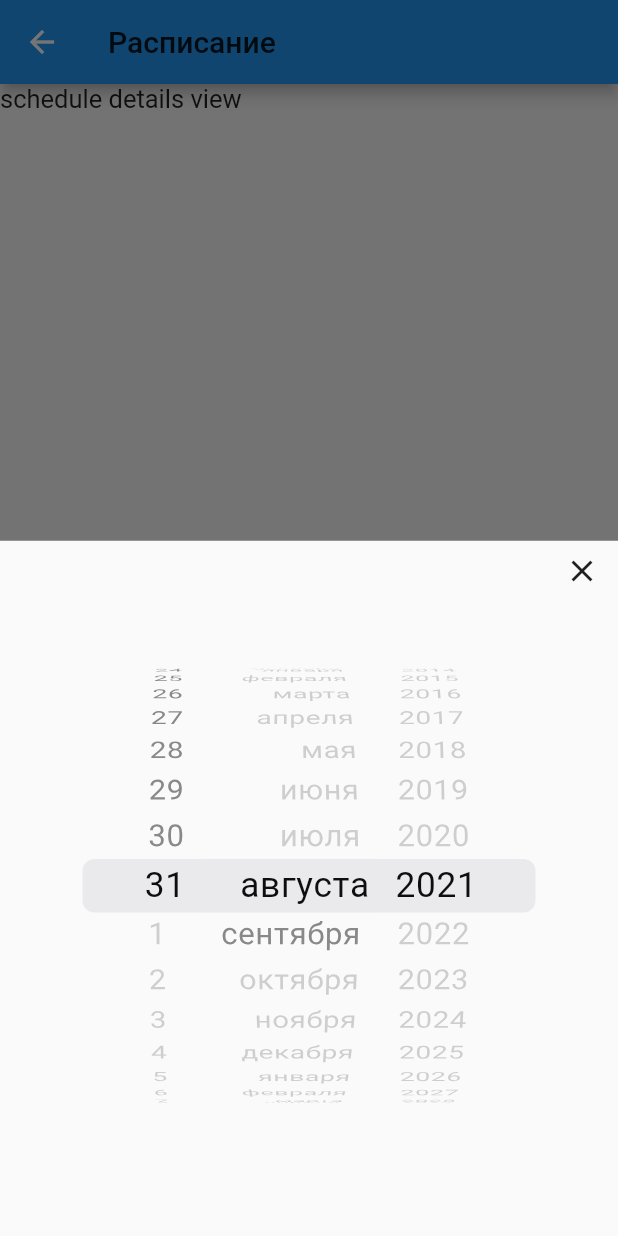
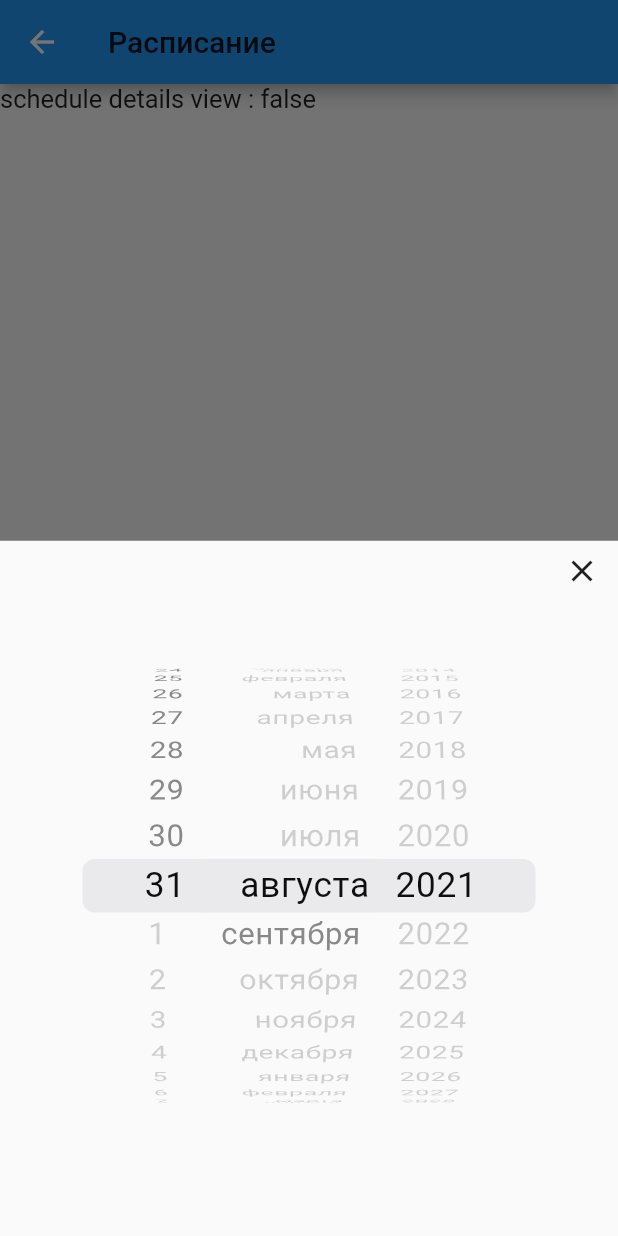
Before and after one commit to jWinterDay/all_school_info, a Flutter app: the ScheduleDetailsView screen opened by its route, after a tap on the "date range" icon, on a phone screen of 412 x 824 dp. Run offline on Flutter 3.47's test engine with Material 2 defaults, Android fonts, the phone set to English and light mode, and no system bars; our stand-ins replace auto_route, carousel_slider, firebase_core, firebase_remote_config, flutter_redux, freezed_annotation and 5 more; missing offline and left inert: computer; accounts and stored records are empty; statements that could not run were skipped.

Commit message:
schedule

```diff
--- a/lib/src/feature/schedule/details/schedule_details_bloc.dart
+++ b/lib/src/feature/schedule/details/schedule_details_bloc.dart
@@ -8,7 +8,7 @@ class ScheduleDetailsBloc {
   }
 
   void refresh() {
-    // getIt.get<AppDomain>().appStore.dispatch(fetchUserThunk);
+    getIt.get<AppDomain>().appStore.dispatch(fetchScheduleThunk);
   }
 
   void dispose() {}
--- a/lib/src/feature/schedule/details/schedule_details_view.dart
+++ b/lib/src/feature/schedule/details/schedule_details_view.dart
@@ -1,9 +1,12 @@
 import 'package:auto_route/auto_route.dart';
+import 'package:domain/domain.dart';
 import 'package:flutter/cupertino.dart';
 import 'package:flutter/material.dart';
 import 'package:all_school_info/src/generated/l10n.dart';
 import 'package:design/design.dart';
 import 'package:all_school_info/src/routes/autoroutes.gr.dart' as gr;
+import 'package:flutter_redux/flutter_redux.dart';
+import 'package:redux/redux.dart';
 
 import 'schedule_details_bloc.dart';
 
@@ -48,7 +51,14 @@ class _ScheduleDetailsViewState extends State<ScheduleDetailsView> {
         //   ),
         // ],
       ),
-      body: const Text('schedule details view'),
+      body: StoreConnector<AppState, ScheduleState>(
+        converter: (Store<AppState> store) => store.state.scheduleState,
+        builder: (_, ScheduleState scheduleState) {
+          return Text('schedule details view : ${scheduleState.loading}');
+        },
+      ),
+
+      //  const Text('schedule details view'),
     );
   }
 
@@ -88,5 +98,7 @@ class _ScheduleDetailsViewState extends State<ScheduleDetailsView> {
         );
       },
     );
+
+    _bloc.refresh();
   }
 }
--- a/packages/domain/lib/domain.dart
+++ b/packages/domain/lib/domain.dart
@@ -30,3 +30,8 @@ export 'src/redux/user/models/lesson_name_model.dart';
 export 'src/redux/user/models/user_relations.dart';
 export 'src/redux/user/models/user_type.dart';
 export 'src/redux/user/thunks/fetch_user_thunk.dart';
+
+// schedule
+export 'src/redux/schedule/schedule_action.dart';
+export 'src/redux/schedule/schedule_state.dart';
+export 'src/redux/schedule/thunks/fetch_schedule_thunk.dart';
--- a/packages/domain/lib/src/redux/app/app_reducer.dart
+++ b/packages/domain/lib/src/redux/app/app_reducer.dart
@@ -1,5 +1,6 @@
 import 'package:domain/src/redux/announcement/announcement_state_reducer.dart';
 import 'package:domain/src/redux/common/common_reducer.dart';
+import 'package:domain/src/redux/schedule/schedule_reducer.dart';
 import 'package:domain/src/redux/settings/settings_reducer.dart';
 import 'package:domain/src/redux/user/user_state_reducer.dart';
 
@@ -11,5 +12,6 @@ AppState appReducer(AppState state, dynamic action) {
     userState: userReducer(state.userState, action),
     announcementState: announcementReducer(state.announcementState, action),
     commonState: commonReducer(state.commonState, action),
+    scheduleState: scheduleReducer(state.scheduleState, action),
   );
 }
--- a/packages/domain/lib/src/redux/app/app_state.dart
+++ b/packages/domain/lib/src/redux/app/app_state.dart
@@ -1,5 +1,6 @@
 import 'package:domain/src/redux/announcement/announcement_state.dart';
 import 'package:domain/src/redux/common/common_state.dart';
+import 'package:domain/src/redux/schedule/schedule_state.dart';
 import 'package:domain/src/redux/settings/settings_state.dart';
 import 'package:freezed_annotation/freezed_annotation.dart';
 
@@ -17,6 +18,7 @@ class AppState with _$AppState {
     @Default(UserState()) @JsonKey(name: 'user_state') UserState userState,
     @Default(AnnouncementState()) @JsonKey(name: 'announcement_state') AnnouncementState announcementState,
     @Default(CommonState()) @JsonKey(name: 'common_state') CommonState commonState,
+    @Default(ScheduleState()) @JsonKey(name: 'schedule_state') ScheduleState scheduleState,
   }) = _AppState;
 
   factory AppState.fromJson(Map<String, dynamic> json) => _$AppStateFromJson(json);
--- /dev/null
+++ b/packages/domain/lib/src/redux/schedule/schedule_reducer.dart
@@ -0,0 +1,16 @@
+import 'schedule_action.dart';
+import 'schedule_state.dart';
+
+ScheduleState scheduleReducer(ScheduleState s, dynamic a) {
+  if (a is ScheduleAction) {
+    return a.maybeMap<ScheduleState>(
+      // ignore: always_specify_types
+      changeLoading: (actionEvent) => s.copyWith(loading: actionEvent.value),
+      orElse: () {
+        return s;
+      },
+    );
+  }
+
+  return s;
+}
--- /dev/null
+++ b/packages/domain/lib/src/redux/schedule/schedule_state.dart
@@ -0,0 +1,15 @@
+import 'package:freezed_annotation/freezed_annotation.dart';
+
+part 'schedule_state.freezed.dart';
+part 'schedule_state.g.dart';
+
+@freezed
+class ScheduleState with _$ScheduleState {
+  const ScheduleState._();
+
+  const factory ScheduleState({
+    @JsonKey(name: 'loading', defaultValue: false) @Default(false) bool loading,
+  }) = _ScheduleState;
+
+  factory ScheduleState.fromJson(Map<String, dynamic> json) => _$ScheduleStateFromJson(json);
+}
--- /dev/null
+++ b/packages/domain/lib/src/redux/schedule/thunks/fetch_schedule_thunk.dart
@@ -0,0 +1,32 @@
+import 'package:domain/src/init_domain_di.dart';
+import 'package:domain/src/models/error_model.dart';
+import 'package:domain/src/redux/announcement/announcement_action.dart';
+import 'package:domain/src/redux/announcement/models/announcement_model.dart';
+import 'package:domain/src/redux/app/app_state.dart';
+import 'package:domain/src/redux/schedule/schedule_action.dart';
+import 'package:domain/src/services/announcement/announcement_service.dart';
+import 'package:redux/redux.dart';
+
+void fetchScheduleThunk(Store<AppState> store) async {
+  store.dispatch(const ScheduleAction.changeLoading(value: true));
+
+  await Future<void>.delayed(Duration(seconds: 2));
+
+  store.dispatch(const ScheduleAction.changeLoading(value: false));
+  // ..dispatch(const AnnouncementAction.clearErrorModel());
+
+  // final AnnouncementService announcementService = getIt.get<AnnouncementService>();
+
+  // try {
+  //   final List<AnnouncementModel> list = await announcementService.fetchAnnouncements();
+  //   store.dispatch(AnnouncementAction.addAnnouncementList(list: list));
+  // } catch (exc) {
+  //   store.dispatch(
+  //     AnnouncementAction.setErrorModel(
+  //       value: ErrorModel(44, exc.toString()),
+  //     ),
+  //   );
+  // } finally {
+  //   store.dispatch(const AnnouncementAction.changeLoading(value: false));
+  // }
+}
```
Also changed, not shown: packages/domain/lib/src/redux/schedule/schedule_action.dart (added, +10 -0 lines), packages/domain/lib/src/redux/app/app_state.freezed.dart, packages/domain/lib/src/redux/app/app_state.g.dart, packages/domain/lib/src/redux/schedule/schedule_action.freezed.dart (added), packages/domain/lib/src/redux/schedule/schedule_state.freezed.dart (added), packages/domain/lib/src/redux/schedule/schedule_state.g.dart (added).
